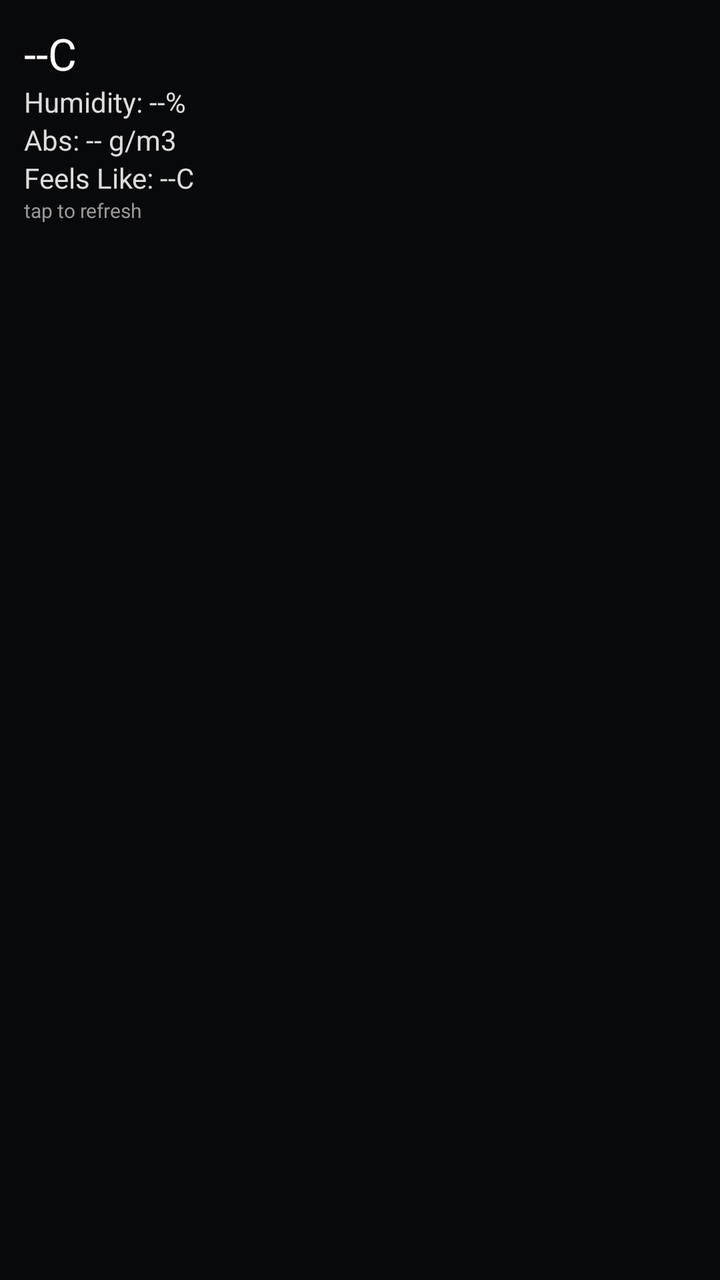
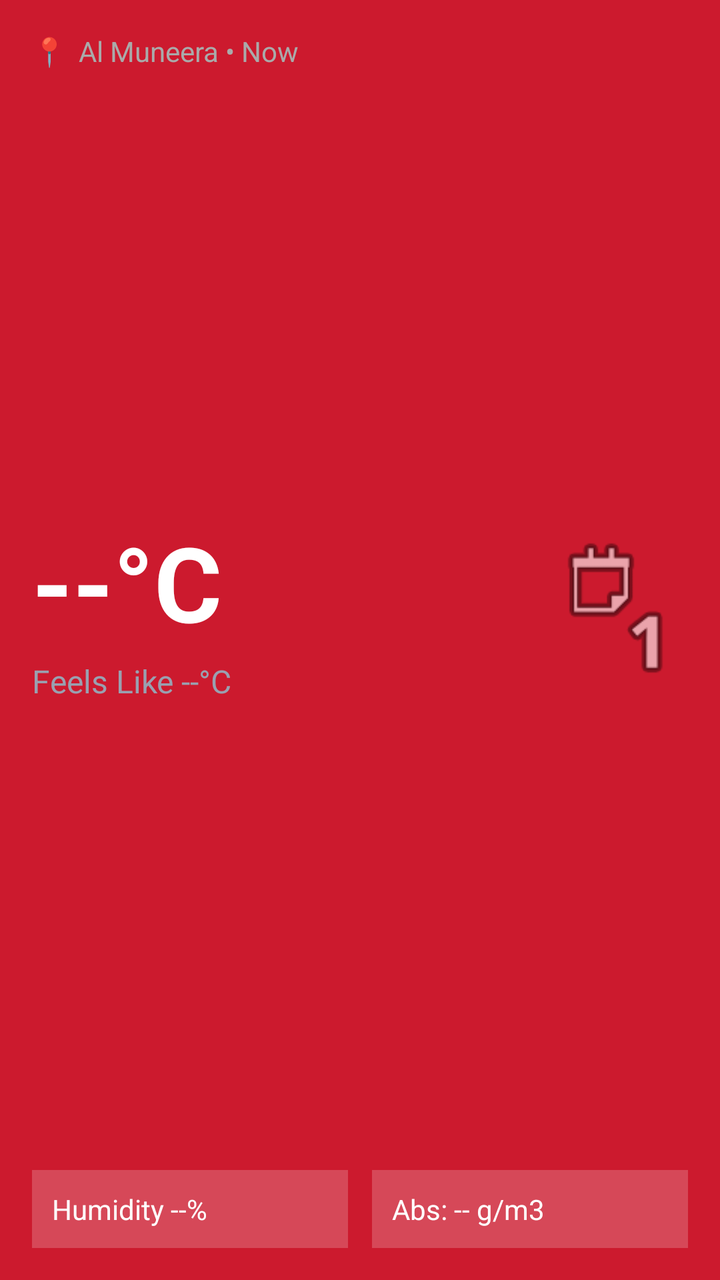

The first picture is an Android layout as it rendered before a commit; the second is the same layout after the commit. The layout source and the unified diff follow.
<!-- AndroidManifest.xml: application theme android:Theme.DeviceDefault -->
<!-- res/layout/widget_layout.xml -->
<?xml version="1.0" encoding="utf-8"?>

<LinearLayout xmlns:android="http://schemas.android.com/apk/res/android" android:orientation="vertical" android:background="#AA000000" android:padding="12dp" android:layout_width="match_parent" android:layout_height="match_parent">
<TextView android:id="@+id/tvTemp" android:textSize="22sp" android:textColor="#FFFFFF" android:text="--C" android:layout_width="wrap_content" android:layout_height="wrap_content"/>
<TextView android:id="@+id/tvHumidity" android:textColor="#DDDDDD" android:text="Humidity: --%" android:layout_width="wrap_content" android:layout_height="wrap_content"/>
<TextView android:id="@+id/tvAbs" android:textColor="#DDDDDD" android:text="Abs: -- g/m3" android:layout_width="wrap_content" android:layout_height="wrap_content"/>
<TextView android:id="@+id/tvFeels" android:textColor="#DDDDDD" android:text="Feels Like: --C" android:layout_width="wrap_content" android:layout_height="wrap_content"/>
<TextView android:id="@+id/tvUpdated" android:textSize="10sp" android:textColor="#999999" android:text="tap to refresh" android:layout_width="wrap_content" android:layout_height="wrap_content"/>
</LinearLayout>
<!-- resources referenced by this layout -->
<resources>

</resources>

<!-- the commit's change to res/layout/widget_layout.xml (unified diff, before → after) -->
@@ -1,9 +1,32 @@
 <?xml version="1.0" encoding="utf-8"?>
 
-<LinearLayout xmlns:android="http://schemas.android.com/apk/res/android" android:orientation="vertical" android:background="#AA000000" android:padding="12dp" android:layout_width="match_parent" android:layout_height="match_parent">
-<TextView android:id="@+id/tvTemp" android:textSize="22sp" android:textColor="#FFFFFF" android:text="--C" android:layout_width="wrap_content" android:layout_height="wrap_content"/>
-<TextView android:id="@+id/tvHumidity" android:textColor="#DDDDDD" android:text="Humidity: --%" android:layout_width="wrap_content" android:layout_height="wrap_content"/>
-<TextView android:id="@+id/tvAbs" android:textColor="#DDDDDD" android:text="Abs: -- g/m3" android:layout_width="wrap_content" android:layout_height="wrap_content"/>
-<TextView android:id="@+id/tvFeels" android:textColor="#DDDDDD" android:text="Feels Like: --C" android:layout_width="wrap_content" android:layout_height="wrap_content"/>
-<TextView android:id="@+id/tvUpdated" android:textSize="10sp" android:textColor="#999999" android:text="tap to refresh" android:layout_width="wrap_content" android:layout_height="wrap_content"/>
+<LinearLayout xmlns:android="http://schemas.android.com/apk/res/android"
+    android:id="@+id/root"
+    android:layout_width="match_parent"
+    android:layout_height="match_parent"
+    android:orientation="vertical"
+    android:background="#CC1A2E"
+    android:padding="16dp">
+
+    
+    <LinearLayout android:orientation="horizontal" android:layout_width="wrap_content" android:layout_height="wrap_content">
+        <TextView android:text="📍" android:layout_width="wrap_content" android:layout_height="wrap_content" android:textColor="#AAA" />
+        <TextView android:id="@+id/location" android:text="Al Muneera • Now" android:layout_width="wrap_content" android:layout_height="wrap_content" android:textColor="#AAA" android:textSize="14sp" android:layout_marginStart="6dp"/>
+    </LinearLayout>
+
+    
+    <LinearLayout android:orientation="horizontal" android:layout_width="match_parent" android:layout_height="0dp" android:layout_weight="1" android:gravity="center_vertical">
+        <LinearLayout android:orientation="vertical" android:layout_width="0dp" android:layout_weight="1" android:layout_height="wrap_content">
+            <TextView android:id="@+id/temp" android:text="--°C" android:textSize="52sp" android:textStyle="bold" android:textColor="#FFF" android:layout_width="wrap_content" android:layout_height="wrap_content"/>
+            <TextView android:id="@+id/feels" android:text="Feels Like --°C" android:textSize="16sp" android:textColor="#9AA0B0" android:layout_width="wrap_content" android:layout_height="wrap_content" android:layout_marginTop="4dp"/>
+        </LinearLayout>
+        
+        <ImageView android:id="@+id/big_icon" android:layout_width="72dp" android:layout_height="72dp" android:src="@android:drawable/ic_menu_day" />
+    </LinearLayout>
+
+    
+    <LinearLayout android:orientation="horizontal" android:layout_width="match_parent" android:layout_height="wrap_content" android:layout_marginTop="12dp">
+        <TextView android:id="@+id/humidity" android:text="Humidity --%" android:background="#33FFFFFF" android:padding="10dp" android:layout_width="0dp" android:layout_weight="1" android:layout_height="wrap_content" android:textColor="#FFF" android:layout_marginEnd="6dp"/>
+        <TextView android:id="@+id/abs" android:text="Abs: -- g/m3" android:background="#33FFFFFF" android:padding="10dp" android:layout_width="0dp" android:layout_weight="1" android:layout_height="wrap_content" android:textColor="#FFF" android:layout_marginStart="6dp"/>
+    </LinearLayout>
 </LinearLayout>
